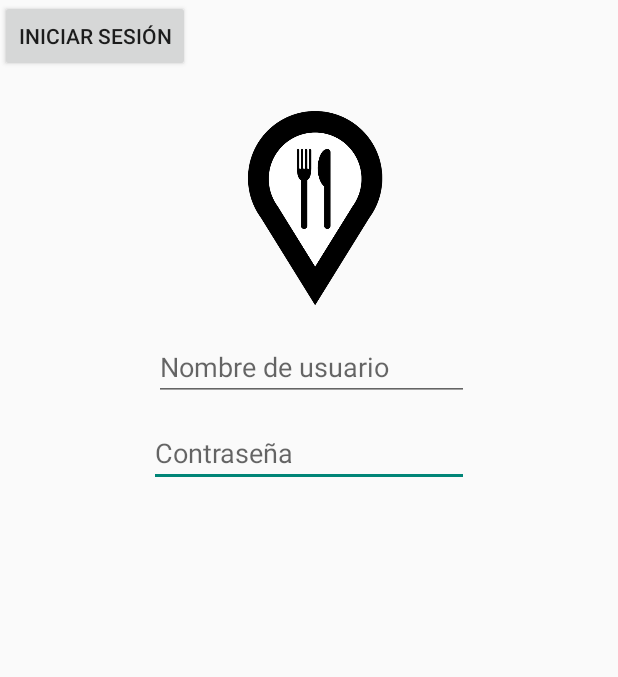
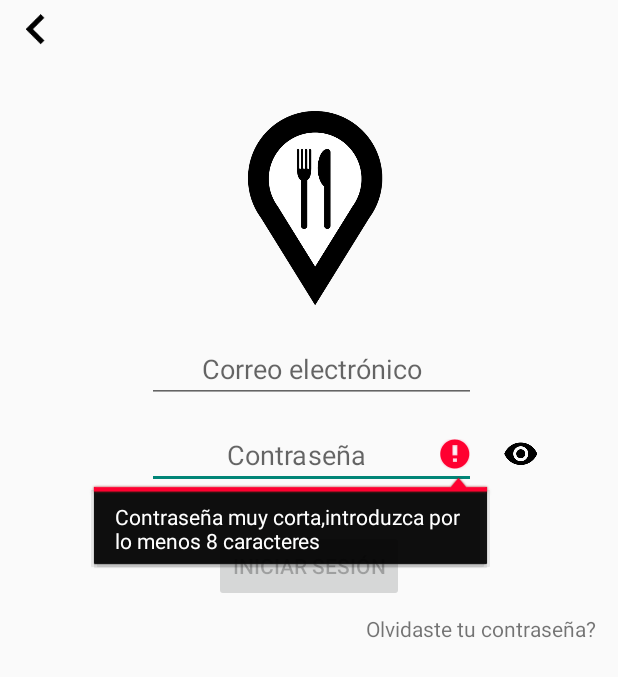
Before and after one commit to wendyvvega/appComida, an Android app: the login screen opened directly, with no data from a screen before it, after a tap on "INICIAR SESIÓN", on a phone screen of 412 x 824 dp. Shown: the top 677 px of the screen. Run offline under Robolectric (Android 15) with nearby library versions, the phone set to English and light mode, and no system bars; our stand-ins replace Firebase (no records; nobody signed in at launch, a user with empty details on screens opened directly).

Commit message:
Se creó el log in, la clase para resetear la contraseña

```diff
--- a/appComidita/app/src/main/AndroidManifest.xml
+++ b/appComidita/app/src/main/AndroidManifest.xml
@@ -6,6 +6,7 @@
     <uses-permission android:name="android.permission.GET_ACCOUNTS" />
     <uses-permission android:name="android.permission.READ_PROFILE" />
     <uses-permission android:name="android.permission.READ_CONTACTS" />
+    <uses-permission android:name="android.permission.INTERNET" />
 
     <application
         android:allowBackup="true"
@@ -25,7 +26,8 @@
         <activity android:name=".tiposComida" />
         <activity android:name=".listaLocales" />
         <activity android:name=".registroUsuarios" />
-        <activity android:name=".registroLocales"></activity>
+        <activity android:name=".registroLocales" />
+        <activity android:name=".resetPass"></activity>
     </application>
 
 </manifest>
--- a/appComidita/app/src/main/java/com/example/supdude/appcomidita/AdaptadorLocal.java
+++ b/appComidita/app/src/main/java/com/example/supdude/appcomidita/AdaptadorLocal.java
@@ -51,8 +51,8 @@ public class AdaptadorLocal extends BaseAdapter {
         imagenLocal = vista.findViewById(R.id.imgLocal);
 
         tvNombre.setText(listaLocales.get(position).getNombre());
-        tvTelefono.setText(listaLocales.get(position).getTelefono());
-        tvEmail.setText(listaLocales.get(position).getI());
+       /* tvTelefono.setText(listaLocales.get(position).getTelefono());
+        tvEmail.setText(listaLocales.get(position).get());*/
         return vista;
     }
 }
--- a/appComidita/app/src/main/java/com/example/supdude/appcomidita/login.java
+++ b/appComidita/app/src/main/java/com/example/supdude/appcomidita/login.java
@@ -1,25 +1,46 @@
 package com.example.supdude.appcomidita;
 
+import android.content.Intent;
+import android.support.annotation.NonNull;
 import android.support.v7.app.AppCompatActivity;
 import android.os.Bundle;
+import android.text.TextUtils;
+import android.util.Patterns;
 import android.view.View;
 import android.widget.Button;
 import android.widget.EditText;
+import android.widget.ImageView;
+import android.widget.TextView;
+import android.widget.Toast;
+
+import com.google.android.gms.tasks.OnCompleteListener;
+import com.google.android.gms.tasks.Task;
+import com.google.firebase.auth.AuthResult;
+import com.google.firebase.auth.FirebaseAuth;
+
+import java.util.regex.Pattern;
 
 public class login extends AppCompatActivity implements View.OnClickListener{
 
-    EditText usuario, contraseña;
-    Button inicio;
+    private EditText correo, contraseña;
+    private TextView forgPass;
+    private Button iniciar;
+    private FirebaseAuth autentica;
+    private ImageView showPass;
+     String email,pass;
 
     @Override
     protected void onCreate(Bundle savedInstanceState) {
         super.onCreate(savedInstanceState);
         setContentView(R.layout.activity_login);
 
-        usuario = findViewById(R.id.txtUsuario);
+         correo= findViewById(R.id.txtUsuario);
         contraseña = findViewById(R.id.txtContra);
-        inicio = findViewById(R.id.btnIniciarSesion);
-        inicio.setOnClickListener(this);
+        iniciar = findViewById(R.id.btnIniciarSesion);
+        forgPass= findViewById(R.id.forgPass);
+        iniciar.setOnClickListener(this);
+        autentica=FirebaseAuth.getInstance();
+
 
     }
 
@@ -27,7 +48,54 @@ public class login extends AppCompatActivity implements View.OnClickListener{
     public void onClick(View v) {
         switch(v.getId()){
             case R.id.btnIniciarSesion:
+                email=correo.getText().toString();
+                pass=contraseña.getText().toString();
+                verificaciones(email,pass);
+                autenticar(email,pass);
+
+                break;
+            case R.id.forgPass:
+                startActivity(new Intent (login.this,resetPass.class) );
                 break;
         }
     }
+    public void verificaciones(String mail, String pass){
+        mail= correo.getText().toString();
+
+        if(!validarEmail(mail)){
+            Toast.makeText(this, "Por favor introduce un email válido", Toast.LENGTH_SHORT).show();
+            iniciar.setEnabled(false);
+        }
+        if(TextUtils.isEmpty(pass)){
+            Toast.makeText(this, "Introduce una contraseña", Toast.LENGTH_SHORT).show();
+            iniciar.setEnabled(false);
+        }
+
+    }
+    private boolean validarEmail(String email) {
+        Pattern pattern = Patterns.EMAIL_ADDRESS;
+        return pattern.matcher(email).matches();
+    }
+    private void autenticar(String mail, final String passw){
+        autentica.signInWithEmailAndPassword(mail,passw)
+                .addOnCompleteListener(login.this, new OnCompleteListener<AuthResult>() {
+                    @Override
+                    public void onComplete(@NonNull Task<AuthResult> task) {
+                        if (!task.isSuccessful()) {
+                            // there was an error
+                            if (passw.length() < 6) {
+                                contraseña.setError("Contraseña muy corta,introduzca por lo menos 8 caracteres");
+                                return;
+                            } else {
+                                Toast.makeText(login.this, "Autenticación fallida, verifique que el correo o la contraseña sean correctos", Toast.LENGTH_LONG).show();
+                                return;
+                            }
+                        } else {
+                            Intent intent = new Intent(login.this, tiposComida.class);
+                            startActivity(intent);
+                            finish();
+                        }
+                    }
+                });
+    }
 }
--- a/appComidita/app/src/main/java/com/example/supdude/appcomidita/registroUsuarios.java
+++ b/appComidita/app/src/main/java/com/example/supdude/appcomidita/registroUsuarios.java
@@ -2,12 +2,21 @@ package com.example.supdude.appcomidita;
 
 import android.support.v7.app.AppCompatActivity;
 import android.os.Bundle;
+import android.widget.EditText;
+import android.widget.ImageView;
+import android.widget.RadioButton;
+
+import com.google.firebase.auth.FirebaseAuth;
 
 public class registroUsuarios extends AppCompatActivity {
-
+    private EditText nomb,apell,corr,contra,tel;
+    private RadioButton homb,muj,otro;
+    private ImageView showPass;
+    FirebaseAuth auth;
     @Override
     protected void onCreate(Bundle savedInstanceState) {
         super.onCreate(savedInstanceState);
         setContentView(R.layout.activity_registro_usuarios);
+
     }
 }
--- /dev/null
+++ b/appComidita/app/src/main/java/com/example/supdude/appcomidita/resetPass.java
@@ -0,0 +1,13 @@
+package com.example.supdude.appcomidita;
+
+import android.support.v7.app.AppCompatActivity;
+import android.os.Bundle;
+
+public class resetPass extends AppCompatActivity {
+
+    @Override
+    protected void onCreate(Bundle savedInstanceState) {
+        super.onCreate(savedInstanceState);
+        setContentView(R.layout.activity_reset_pass);
+    }
+}
--- a/appComidita/app/src/main/res/layout/activity_login.xml
+++ b/appComidita/app/src/main/res/layout/activity_login.xml
@@ -23,24 +23,50 @@
         app:srcCompat="@drawable/logo" />
 
     <LinearLayout
-        android:layout_width="match_parent"
-        android:layout_height="match_parent"
-        android:orientation="vertical">
+        android:id="@+id/linearLayout"
+        android:layout_width="388dp"
+        android:layout_height="222dp"
+        android:layout_marginEnd="12dp"
+        android:layout_marginLeft="11dp"
+        android:layout_marginRight="12dp"
+        android:layout_marginStart="11dp"
+        android:layout_marginTop="11dp"
+        android:gravity="center"
+        android:orientation="vertical"
+        app:layout_constraintEnd_toEndOf="parent"
+        app:layout_constraintStart_toStartOf="parent"
+        app:layout_constraintTop_toBottomOf="@+id/imageView2">
 
         <android.support.constraint.ConstraintLayout
             android:layout_width="match_parent"
             android:layout_height="match_parent">
 
+            <Button
+                android:id="@+id/btnIniciarSesion"
+                android:layout_width="wrap_content"
+                android:layout_height="48dp"
+                android:layout_marginEnd="132dp"
+                android:layout_marginLeft="131dp"
+                android:layout_marginRight="132dp"
+                android:layout_marginStart="131dp"
+                android:layout_marginTop="27dp"
+                android:gravity="center"
+                android:text="Iniciar sesión"
+                app:layout_constraintEnd_toEndOf="parent"
+                app:layout_constraintStart_toStartOf="parent"
+                app:layout_constraintTop_toBottomOf="@+id/txtContra" />
+
             <EditText
                 android:id="@+id/txtContra"
-                android:layout_width="wrap_content"
+                android:layout_width="219dp"
                 android:layout_height="wrap_content"
                 android:layout_marginEnd="83dp"
-                android:layout_marginLeft="83dp"
+                android:layout_marginLeft="86dp"
                 android:layout_marginRight="83dp"
-                android:layout_marginStart="83dp"
+                android:layout_marginStart="86dp"
                 android:layout_marginTop="12dp"
                 android:ems="10"
+                android:gravity="center"
                 android:hint="Contraseña"
                 android:inputType="textPassword"
                 app:layout_constraintEnd_toEndOf="parent"
@@ -49,30 +75,56 @@
 
             <EditText
                 android:id="@+id/txtUsuario"
-                android:layout_width="210dp"
+                android:layout_width="219dp"
                 android:layout_height="wrap_content"
                 android:layout_marginBottom="12dp"
                 android:layout_marginEnd="83dp"
                 android:layout_marginLeft="86dp"
                 android:layout_marginRight="83dp"
                 android:layout_marginStart="86dp"
-                android:layout_marginTop="222dp"
                 android:ems="10"
-                android:hint="Nombre de usuario"
-                android:inputType="textPersonName"
+                android:gravity="center"
+                android:hint="Correo electrónico"
+                android:inputType="textEmailAddress"
                 app:layout_constraintBottom_toTopOf="@+id/txtContra"
                 app:layout_constraintEnd_toEndOf="parent"
+                app:layout_constraintHorizontal_bias="0.44"
                 app:layout_constraintStart_toStartOf="parent"
                 app:layout_constraintTop_toTopOf="parent" />
+
+            <TextView
+                android:id="@+id/forgPass"
+                android:layout_width="wrap_content"
+                android:layout_height="wrap_content"
+                android:layout_marginLeft="232dp"
+                android:layout_marginStart="232dp"
+                android:layout_marginTop="8dp"
+                android:text="Olvidaste tu contraseña?"
+                app:layout_constraintStart_toStartOf="parent"
+                app:layout_constraintTop_toBottomOf="@+id/btnIniciarSesion" />
+
+            <ImageView
+                android:id="@+id/muestraContraLI"
+                android:layout_width="wrap_content"
+                android:layout_height="wrap_content"
+                android:layout_marginLeft="18dp"
+                android:layout_marginStart="18dp"
+                android:layout_marginTop="67dp"
+                app:layout_constraintStart_toEndOf="@+id/txtContra"
+                app:layout_constraintTop_toTopOf="parent"
+                app:srcCompat="@drawable/ic_remove_red_eye_black_24dp" />
         </android.support.constraint.ConstraintLayout>
 
     </LinearLayout>
 
-    <Button
-        android:id="@+id/btnIniciarSesion"
-        android:layout_width="wrap_content"
-        android:layout_height="wrap_content"
-        android:text="Iniciar sesión"
-        tools:layout_editor_absoluteX="130dp"
-        tools:layout_editor_absoluteY="395dp" />
+    <ImageView
+        android:id="@+id/imageView3"
+        android:layout_width="40dp"
+        android:layout_height="40dp"
+        android:layout_marginLeft="4dp"
+        android:layout_marginStart="4dp"
+        app:layout_constraintStart_toStartOf="parent"
+        app:layout_constraintTop_toTopOf="parent"
+        app:srcCompat="@drawable/ic_keyboard_arrow_left_black_48dp" />
+
 </android.support.constraint.ConstraintLayout>
--- a/appComidita/app/src/main/res/layout/activity_main.xml
+++ b/appComidita/app/src/main/res/layout/activity_main.xml
@@ -13,7 +13,7 @@
         android:layout_height="match_parent"
         android:layout_alignParentStart="true"
         android:layout_alignParentTop="true"
-        android:background="?android:attr/tooltipBackgroundColor"
+        android:background="#5cbfb9b9"
         android:orientation="horizontal"
         android:visibility="invisible"
         tools:layout_editor_absoluteX="74dp"
--- a/appComidita/app/src/main/res/layout/activity_registro_usuarios.xml
+++ b/appComidita/app/src/main/res/layout/activity_registro_usuarios.xml
@@ -237,7 +237,7 @@
     </LinearLayout>
 
     <ImageView
-        android:id="@+id/passRU"
+        android:id="@+id/muestraPassRU"
         android:layout_width="wrap_content"
         android:layout_height="wrap_content"
         android:layout_marginEnd="16dp"
--- /dev/null
+++ b/appComidita/app/src/main/res/layout/activity_reset_pass.xml
@@ -0,0 +1,9 @@
+<?xml version="1.0" encoding="utf-8"?>
+<android.support.constraint.ConstraintLayout xmlns:android="http://schemas.android.com/apk/res/android"
+    xmlns:app="http://schemas.android.com/apk/res-auto"
+    xmlns:tools="http://schemas.android.com/tools"
+    android:layout_width="match_parent"
+    android:layout_height="match_parent"
+    tools:context=".resetPass">
+
+</android.support.constraint.ConstraintLayout>
--- a/appComidita/app/src/main/res/layout/activity_tipos_comida.xml
+++ b/appComidita/app/src/main/res/layout/activity_tipos_comida.xml
@@ -5,16 +5,6 @@
     android:layout_width="match_parent"
     android:layout_height="match_parent"
     tools:context=".tiposComida">
-
-    <TextView
-        android:id="@+id/textView"
-        android:layout_width="wrap_content"
-        android:layout_height="wrap_content"
-        android:text="¿Qué estás buscando?"
-        android:textColor="@android:color/background_dark"
-        android:textSize="30dp"
-        tools:layout_editor_absoluteX="42dp"
-        tools:layout_editor_absoluteY="95dp" />
 
     <ImageView
         android:id="@+id/imgDesayuno"
@@ -66,4 +56,13 @@
         android:textSize="17dp"
         tools:layout_editor_absoluteX="289dp"
         tools:layout_editor_absoluteY="351dp" />
+
+    <SearchView
+        android:id="@+id/busqueda"
+        android:layout_width="267dp"
+        android:layout_height="33dp"
+        android:gravity="center"
+        tools:layout_editor_absoluteX="72dp"
+        tools:layout_editor_absoluteY="75dp" />
+
 </android.support.constraint.ConstraintLayout>
```
Also changed, not shown: appComidita/app/src/main/res/drawable/cerro.jpg (added).
